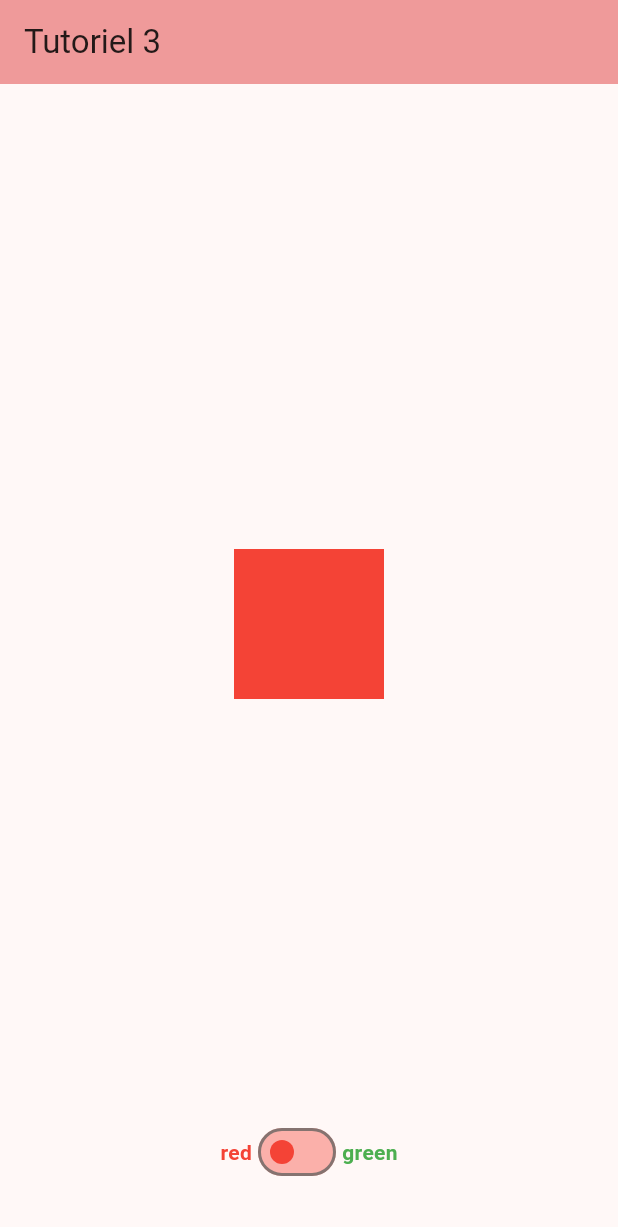
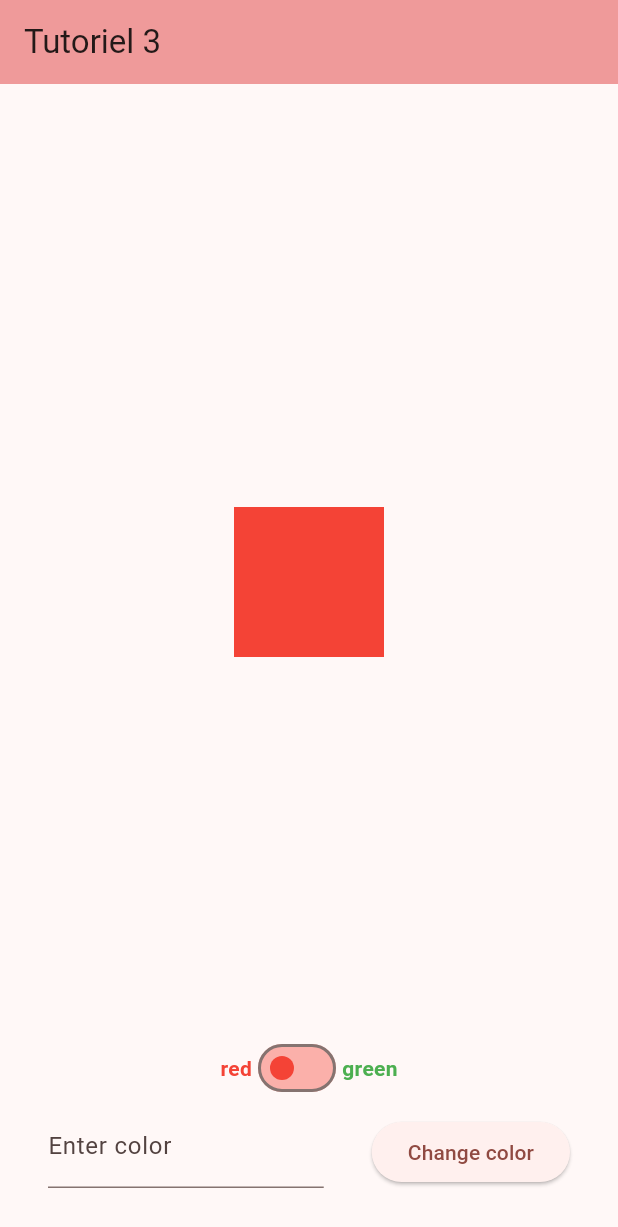
Before and after one commit to e-vinci/mobile-exercises, a Flutter app: the screen it shows after launch, on a phone screen of 412 x 824 dp. Shown: the top 1227 px of the screen. Run offline on Flutter 3.47's test engine with Material 3 defaults, Android fonts, the phone set to English and light mode, and no system bars.

Commit message:
T03.3 Formulaire

```diff
--- a/tutoriels/tuto3/lib/home_screen.dart
+++ b/tutoriels/tuto3/lib/home_screen.dart
@@ -1,6 +1,7 @@
 import 'package:flutter/material.dart';
 
 import 'main.dart';
+import 'my_form.dart';
 import 'my_square.dart';
 import 'my_switch.dart';
 
@@ -23,6 +24,7 @@ class HomeScreen extends StatelessWidget {
           children: [
             MySquare(color: color),
             MySwitch(color: color, setColor: setColor),
+            MyForm(setColor),
           ],
         ),
       ),
--- /dev/null
+++ b/tutoriels/tuto3/lib/my_form.dart
@@ -0,0 +1,54 @@
+import 'package:flutter/material.dart';
+
+class MyForm extends StatefulWidget {
+  final void Function(String) setColor;
+
+  const MyForm(this.setColor, {super.key});
+
+  @override
+  State<MyForm> createState() => _MyFormState();
+}
+
+class _MyFormState extends State<MyForm> {
+  final controller = TextEditingController();
+  final formKey = GlobalKey<FormState>();
+
+  @override
+  void dispose() {
+    controller.dispose();
+    super.dispose();
+  }
+
+  @override
+  Widget build(BuildContext context) {
+    return Form(
+      key: formKey,
+      child: Row(
+        crossAxisAlignment: CrossAxisAlignment.end,
+        children: [
+          Expanded(
+            child: TextFormField(
+              controller: controller,
+              decoration: const InputDecoration(labelText: "Enter color"),
+              validator: (value) {
+                return (value == null || value.isEmpty)
+                    ? "Color can't be empty"
+                    : null;
+              },
+            ),
+          ),
+          const SizedBox(width: 32.0),
+          ElevatedButton(
+            child: const Text("Change color"),
+            onPressed: () {
+              if (formKey.currentState!.validate()) {
+                widget.setColor(controller.text);
+                controller.text = "";
+              }
+            },
+          )
+        ],
+      ),
+    );
+  }
+}
```
